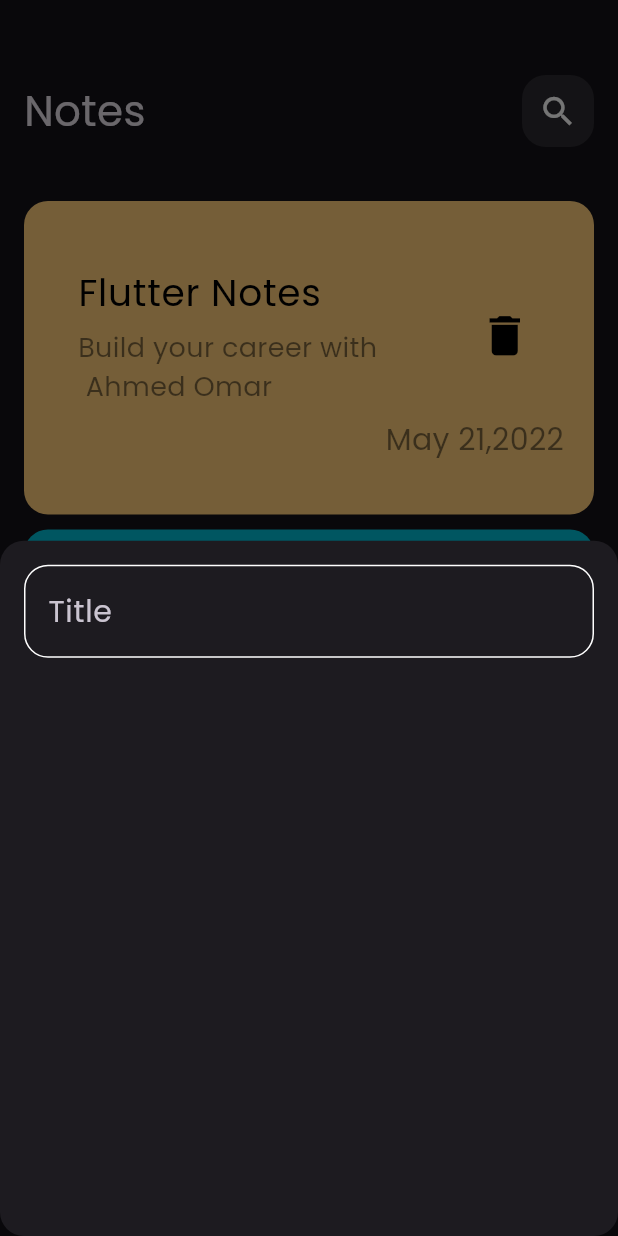
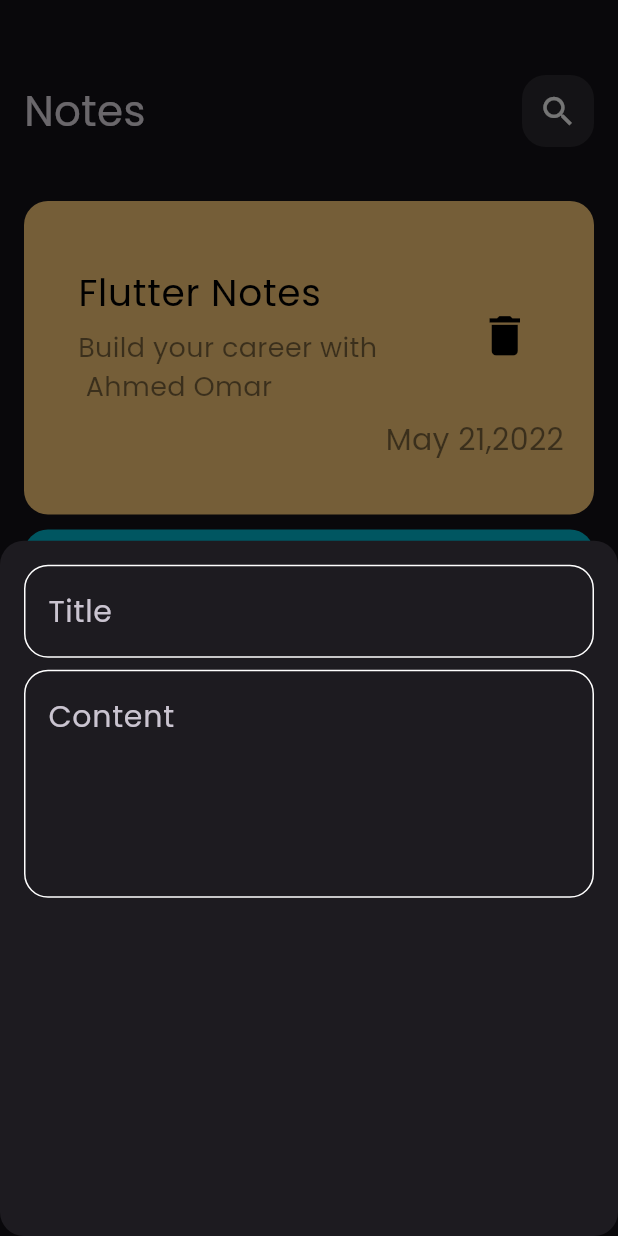
Before and after one commit to AhmedOmarG3/NotesApp, a Flutter app: the screen it shows after launch, after a tap on the "add" icon, on a phone screen of 412 x 824 dp. Run offline on Flutter 3.47's test engine with Material 3 defaults, Android fonts, the phone set to English and light mode, and no system bars.

Commit message:
add textfields to  button sheet

```diff
--- a/lib/Widgets/button_sheet.dart
+++ b/lib/Widgets/button_sheet.dart
@@ -15,7 +15,16 @@
           SizedBox(
             height: 16,
           ),
-          CustomTextField(),
+          CustomTextField(
+            hint: 'Title',
+          ),
+          SizedBox(
+            height: 8,
+          ),
+          CustomTextField(
+            hint: 'Content',
+            maxLines: 5,
+          ),
         ],
       ),
     );
--- a/lib/Widgets/custom_text_field.dart
+++ b/lib/Widgets/custom_text_field.dart
@@ -2,14 +2,16 @@
 import 'package:to_do/Constants/constant.dart';
 
 class CustomTextField extends StatelessWidget {
-  const CustomTextField({super.key});
-
+  const CustomTextField({super.key, required this.hint,  this.maxLines=1});
+  final String hint;
+  final int maxLines;
   @override
   Widget build(BuildContext context) {
-    return TextField(
+    return TextField(maxLines: maxLines,
       cursorColor: kprimaryColor,
       decoration: InputDecoration(
-          hintText: 'Title',
+
+          hintText: hint,
           hintStyle: TextStyle(fontSize: 20),
           enabledBorder: buildBorder(),
           focusedBorder: buildBorder(kprimaryColor)),
```
